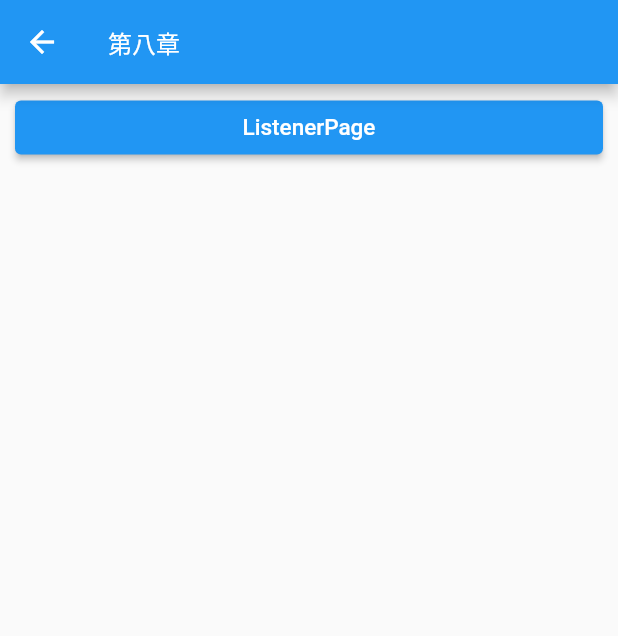
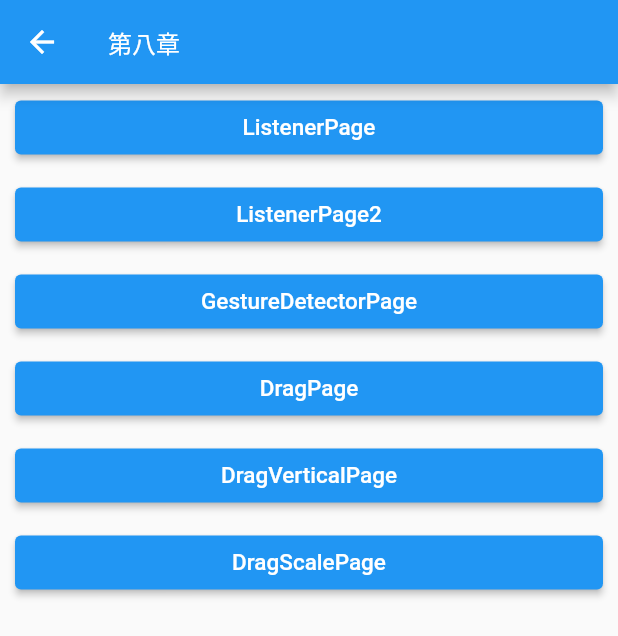
Before and after one commit to lxqljc/flutter_demo, a Flutter app: the Chapter08Page screen opened directly, on a phone screen of 412 x 824 dp. Shown: the top 636 px of the screen. Run offline on Flutter 3.47's test engine with Material 2 defaults, Android fonts, the phone set to English and light mode, and no system bars.

Commit message:
feat: GestureDetector demo

```diff
--- a/lib/chapter08/chapt08_page.dart
+++ b/lib/chapter08/chapt08_page.dart
@@ -18,10 +18,30 @@ class Chapter08Page extends StatelessWidget {
             case 'ListenerPage':
               RouteUtils.push(name: '/chapter08/ListenerPage');
               break;
+            case 'ListenerPage2':
+              RouteUtils.push(name: '/chapter08/ListenerPage2');
+              break;
+            case 'GestureDetectorPage':
+              RouteUtils.push(name: '/chapter08/GestureDetectorPage');
+              break;
+            case 'DragPage':
+              RouteUtils.push(name: '/chapter08/DragPage');
+              break;
+            case 'DragVerticalPage':
+              RouteUtils.push(name: '/chapter08/DragVerticalPage');
+              break;
+            case 'DragScalePage':
+              RouteUtils.push(name: '/chapter08/DragScalePage');
+              break;
           }
         },
         texts: const [
           'ListenerPage',
+          'ListenerPage2',
+          'GestureDetectorPage',
+          'DragPage',
+          'DragVerticalPage',
+          'DragScalePage',
         ],
       ),
       title: '第八章',
--- /dev/null
+++ b/lib/chapter08/drag_vertical_page.dart
@@ -0,0 +1,40 @@
+import 'package:flutter/material.dart';
+import 'package:flutter_demo/widget/xq_scaffold.dart';
+
+/// User: xiaoquanluo
+/// Date: 2023/1/23
+/// description: 垂直方向拖拽demo
+class DragVerticalPage extends StatefulWidget {
+  const DragVerticalPage({Key? key}) : super(key: key);
+
+  @override
+  State<DragVerticalPage> createState() => _DragVerticalPageState();
+}
+
+class _DragVerticalPageState extends State<DragVerticalPage> {
+  double _top = 0.0;
+
+  @override
+  Widget build(BuildContext context) {
+    return XqScaffold(
+        title: 'DragVerticalPage',
+        body: Stack(
+          children: [
+            Positioned(
+              top: _top,
+              child: GestureDetector(
+                child: const CircleAvatar(
+                  child: Text('A'),
+                ),
+                //垂直方向拖动事件
+                onVerticalDragUpdate: (DragUpdateDetails details) {
+                  setState(() {
+                    _top += details.delta.dy;
+                  });
+                },
+              ),
+            ),
+          ],
+        ));
+  }
+}
--- a/lib/utils/route_utils.dart
+++ b/lib/utils/route_utils.dart
@@ -8,7 +8,12 @@ import 'package:flutter_demo/chapter07/inherited_widget_page.dart';
 import 'package:flutter_demo/chapter07/stream_builder_page.dart';
 import 'package:flutter_demo/chapter07/will_pop_scope_page.dart';
 import 'package:flutter_demo/chapter08/chapt08_page.dart';
+import 'package:flutter_demo/chapter08/drag_page.dart';
+import 'package:flutter_demo/chapter08/drag_scale_page.dart';
+import 'package:flutter_demo/chapter08/drag_vertical_page.dart';
+import 'package:flutter_demo/chapter08/gesture_detector_page.dart';
 import 'package:flutter_demo/chapter08/listener_page.dart';
+import 'package:flutter_demo/chapter08/listener_page2.dart';
 
 /// User: xiaoquanluo
 /// Date: 2023/1/20
@@ -45,6 +50,16 @@ class RouteUtils {
             return const GeneralDialogPage();
           case '/chapter08/ListenerPage':
             return const ListenerPage();
+          case '/chapter08/ListenerPage2':
+            return const ListenerPage2();
+          case '/chapter08/GestureDetectorPage':
+            return const GestureDetectorPage();
+          case '/chapter08/DragPage':
+            return const DragPage();
+          case '/chapter08/DragVerticalPage':
+            return const DragVerticalPage();
+          case '/chapter08/DragScalePage':
+            return const DragScalePage();
         }
         return const SizedBox.shrink();
       }),
```
Also changed, not shown: lib/chapter08/drag_page.dart (added, +53 -0 lines), lib/chapter08/drag_scale_page.dart (added, +47 -0 lines), lib/chapter08/gesture_detector_page.dart (added, +47 -0 lines), lib/chapter08/listener_page2.dart (added, +68 -0 lines), pubspec.yaml (+3 -4 lines), assets/images/test.webp (added).
